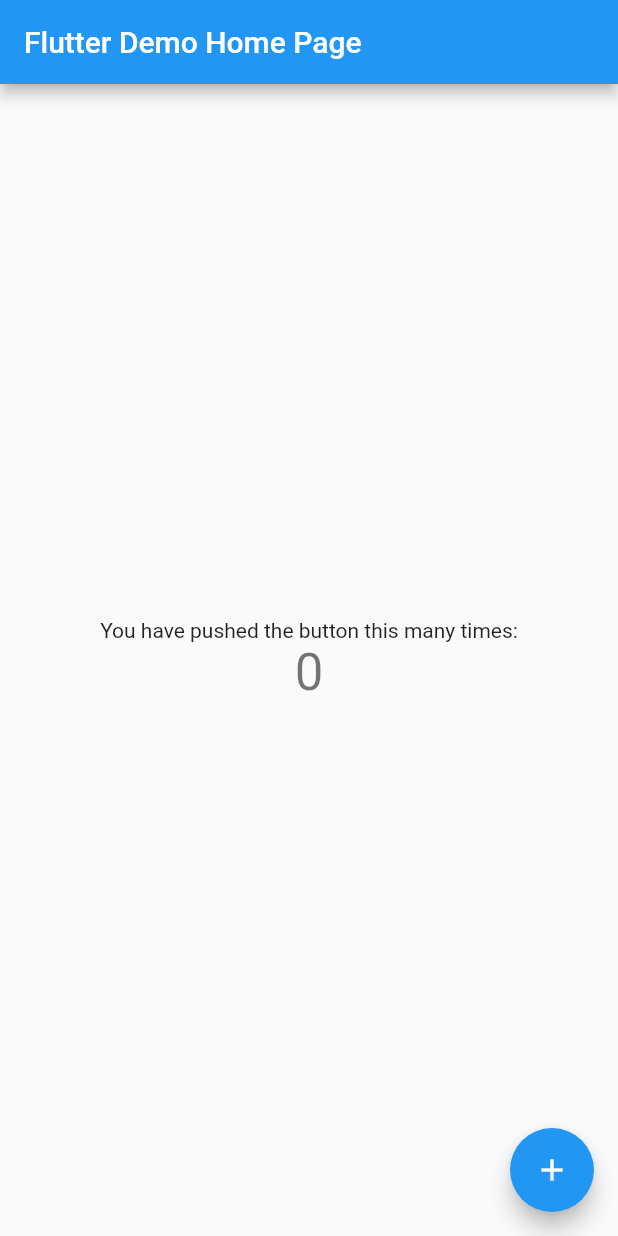
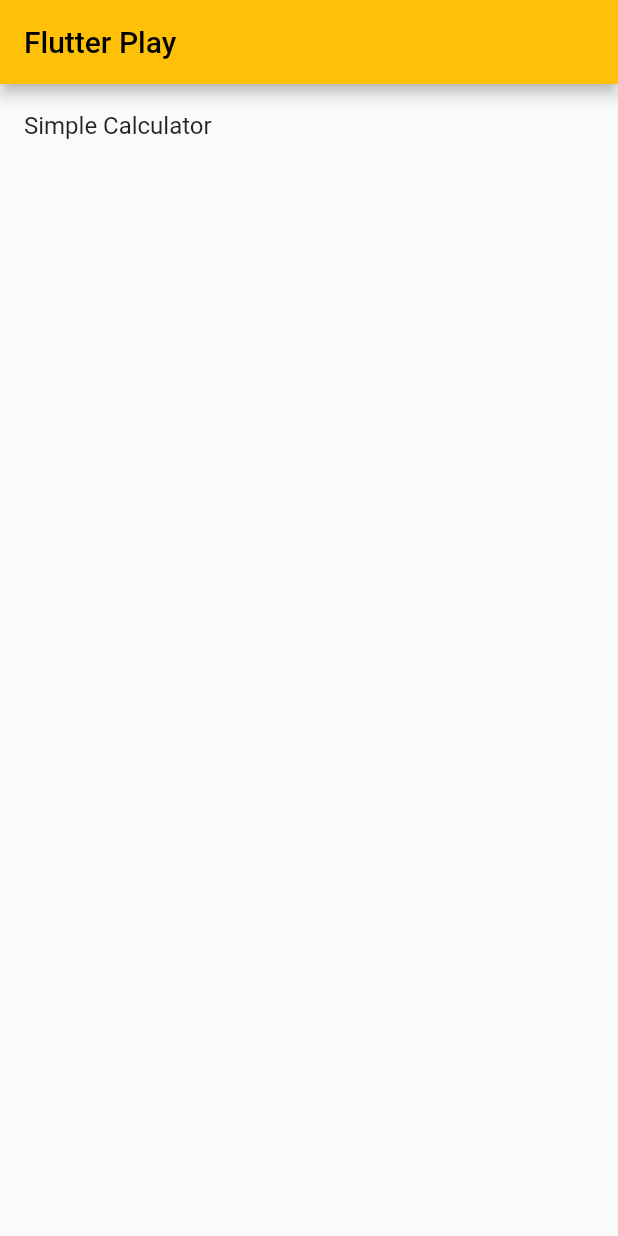
Before and after one commit to fachrihawari/flutter_play, a Flutter app: the screen it shows after launch, on a phone screen of 412 x 824 dp. Run offline on Flutter 3.47's test engine with Material 2 defaults, Android fonts, the light colour scheme and no system bars.

Commit message:
chore: Add launchpad

```diff
--- a/lib/main.dart
+++ b/lib/main.dart
@@ -1,4 +1,5 @@
 import 'package:flutter/material.dart';
+import 'package:flutter_play/pages/launchpad.dart';
 
 void main() {
   runApp(const MyApp());
@@ -11,105 +12,11 @@
   @override
   Widget build(BuildContext context) {
     return MaterialApp(
-      title: 'Flutter Demo',
+      title: 'Flutter Play',
       theme: ThemeData(
-        // This is the theme of your application.
-        //
-        // Try running your application with "flutter run". You'll see the
-        // application has a blue toolbar. Then, without quitting the app, try
-        // changing the primarySwatch below to Colors.green and then invoke
-        // "hot reload" (press "r" in the console where you ran "flutter run",
-        // or simply save your changes to "hot reload" in a Flutter IDE).
-        // Notice that the counter didn't reset back to zero; the application
-        // is not restarted.
-        primarySwatch: Colors.blue,
+        primarySwatch: Colors.amber,
       ),
-      home: const MyHomePage(title: 'Flutter Demo Home Page'),
+      home: const Launchpad(),
     );
   }
 }
-
-class MyHomePage extends StatefulWidget {
-  const MyHomePage({Key? key, required this.title}) : super(key: key);
-
-  // This widget is the home page of your application. It is stateful, meaning
-  // that it has a State object (defined below) that contains fields that affect
-  // how it looks.
-
-  // This class is the configuration for the state. It holds the values (in this
-  // case the title) provided by the parent (in this case the App widget) and
-  // used by the build method of the State. Fields in a Widget subclass are
-  // always marked "final".
-
-  final String title;
-
-  @override
-  State<MyHomePage> createState() => _MyHomePageState();
-}
-
-class _MyHomePageState extends State<MyHomePage> {
-  int _counter = 0;
-
-  void _incrementCounter() {
-    setState(() {
-      // This call to setState tells the Flutter framework that something has
-      // changed in this State, which causes it to rerun the build method below
-      // so that the display can reflect the updated values. If we changed
-      // _counter without calling setState(), then the build method would not be
-      // called again, and so nothing would appear to happen.
-      _counter++;
-    });
-  }
-
-  @override
-  Widget build(BuildContext context) {
-    // This method is rerun every time setState is called, for instance as done
-    // by the _incrementCounter method above.
-    //
-    // The Flutter framework has been optimized to make rerunning build methods
-    // fast, so that you can just rebuild anything that needs updating rather
-    // than having to individually change instances of widgets.
-    return Scaffold(
-      appBar: AppBar(
-        // Here we take the value from the MyHomePage object that was created by
-        // the App.build method, and use it to set our appbar title.
-        title: Text(widget.title),
-      ),
-      body: Center(
-        // Center is a layout widget. It takes a single child and positions it
-        // in the middle of the parent.
-        child: Column(
-          // Column is also a layout widget. It takes a list of children and
-          // arranges them vertically. By default, it sizes itself to fit its
-          // children horizontally, and tries to be as tall as its parent.
-          //
-          // Invoke "debug painting" (press "p" in the console, choose the
-          // "Toggle Debug Paint" action from the Flutter Inspector in Android
-          // Studio, or the "Toggle Debug Paint" command in Visual Studio Code)
-          // to see the wireframe for each widget.
-          //
-          // Column has various properties to control how it sizes itself and
-          // how it positions its children. Here we use mainAxisAlignment to
-          // center the children vertically; the main axis here is the vertical
-          // axis because Columns are vertical (the cross axis would be
-          // horizontal).
-          mainAxisAlignment: MainAxisAlignment.center,
-          children: <Widget>[
-            const Text(
-              'You have pushed the button this many times:',
-            ),
-            Text(
-              '$_counter',
-              style: Theme.of(context).textTheme.headline4,
-            ),
-          ],
-        ),
-      ),
-      floatingActionButton: FloatingActionButton(
-        onPressed: _incrementCounter,
-        tooltip: 'Increment',
-        child: const Icon(Icons.add),
-      ), // This trailing comma makes auto-formatting nicer for build methods.
-    );
-  }
-}
--- /dev/null
+++ b/lib/pages/launchpad.dart
@@ -0,0 +1,52 @@
+import 'package:flutter/material.dart';
+
+class Page {
+  final String name;
+  final String page;
+
+  const Page({required this.name, required this.page});
+}
+
+class Launchpad extends StatelessWidget {
+  const Launchpad({Key? key}) : super(key: key);
+
+  final List<Page> pages = const [
+    Page(name: "Simple Calculator", page: "simple_calculator"),
+  ];
+
+  @override
+  Widget build(BuildContext context) {
+    return Scaffold(
+      appBar: AppBar(
+        title: const Text("Flutter Play"),
+      ),
+      body: ListView.separated(
+        itemCount: pages.length,
+        separatorBuilder: (context, index) => const Divider(),
+        itemBuilder: (context, index) {
+          final item = pages.elementAt(index);
+
+          return ListTile(
+            onTap: () {
+              showDialog(
+                context: context,
+                builder: (BuildContext context) => AlertDialog(
+                  title: Text(item.name),
+                  actions: [
+                    TextButton(
+                      onPressed: () {
+                        Navigator.of(context).pop();
+                      },
+                      child: const Text('Close'),
+                    ),
+                  ],
+                ),
+              );
+            },
+            title: Text(item.name),
+          );
+        },
+      ),
+    );
+  }
+}
```
